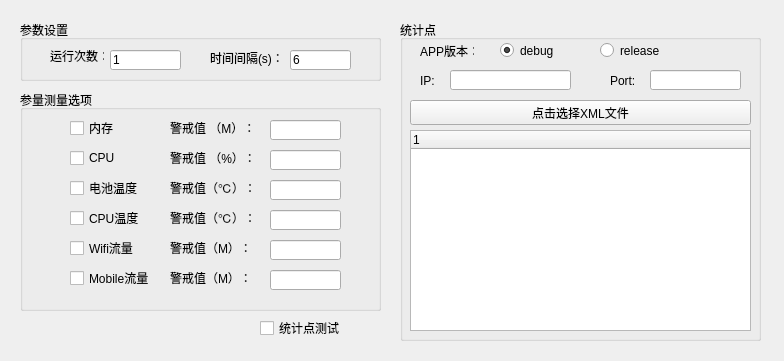
The window that src/princekin/ui/setting/replaysetup.ui (chorushe/princekin) describes before a commit, drawn with Qt 5.
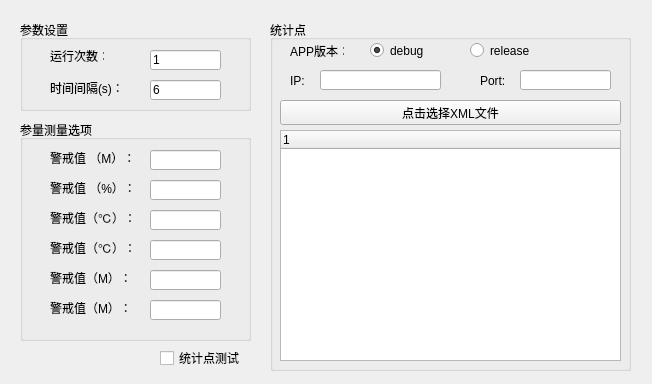
The same window after the commit.

Diff of the .ui file:
```diff
--- a/src/princekin/ui/setting/replaysetup.ui
+++ b/src/princekin/ui/setting/replaysetup.ui
@@ -6,8 +6,8 @@
    <rect>
     <x>0</x>
     <y>0</y>
-    <width>784</width>
-    <height>361</height>
+    <width>652</width>
+    <height>384</height>
    </rect>
   </property>
   <property name="windowTitle">
@@ -17,31 +17,18 @@
    <property name="geometry">
     <rect>
      <x>20</x>
-     <y>90</y>
-     <width>361</width>
+     <y>120</y>
+     <width>231</width>
      <height>221</height>
     </rect>
    </property>
    <property name="title">
     <string>参量测量选项</string>
    </property>
-   <widget class="QCheckBox" name="memCBtn">
-    <property name="geometry">
-     <rect>
-      <x>50</x>
-      <y>30</y>
-      <width>61</width>
-      <height>16</height>
-     </rect>
-    </property>
-    <property name="text">
-     <string>内存</string>
-    </property>
-   </widget>
    <widget class="QLabel" name="label_3">
     <property name="geometry">
      <rect>
-      <x>150</x>
+      <x>30</x>
       <y>30</y>
       <width>81</width>
       <height>16</height>
@@ -54,7 +41,7 @@
    <widget class="QLineEdit" name="memLineEdit">
     <property name="geometry">
      <rect>
-      <x>250</x>
+      <x>130</x>
       <y>30</y>
       <width>71</width>
       <height>20</height>
@@ -64,30 +51,17 @@
    <widget class="QLineEdit" name="cpuLineEdit">
     <property name="geometry">
      <rect>
-      <x>250</x>
+      <x>130</x>
       <y>60</y>
       <width>71</width>
       <height>20</height>
      </rect>
     </property>
    </widget>
-   <widget class="QCheckBox" name="cpuCBtn">
-    <property name="geometry">
-     <rect>
-      <x>50</x>
-      <y>60</y>
-      <width>61</width>
-      <height>16</height>
-     </rect>
-    </property>
-    <property name="text">
-     <string>CPU</string>
-    </property>
-   </widget>
    <widget class="QLabel" name="label_4">
     <property name="geometry">
      <rect>
-      <x>150</x>
+      <x>30</x>
       <y>60</y>
       <width>81</width>
       <height>16</height>
@@ -100,30 +74,17 @@
    <widget class="QLineEdit" name="batteryLineEdit">
     <property name="geometry">
      <rect>
-      <x>250</x>
+      <x>130</x>
       <y>90</y>
       <width>71</width>
       <height>20</height>
      </rect>
     </property>
    </widget>
-   <widget class="QCheckBox" name="batteryCBtn">
-    <property name="geometry">
-     <rect>
-      <x>50</x>
-      <y>90</y>
-      <width>71</width>
-      <height>16</height>
-     </rect>
-    </property>
-    <property name="text">
-     <string>电池温度</string>
-    </property>
-   </widget>
    <widget class="QLabel" name="label_5">
     <property name="geometry">
      <rect>
-      <x>150</x>
+      <x>30</x>
       <y>90</y>
       <width>81</width>
       <height>16</height>
@@ -136,30 +97,17 @@
    <widget class="QLineEdit" name="cpuTempLineEdit">
     <property name="geometry">
      <rect>
-      <x>250</x>
+      <x>130</x>
       <y>120</y>
       <width>71</width>
       <height>20</height>
      </rect>
     </property>
    </widget>
-   <widget class="QCheckBox" name="cpuTempCBtn">
-    <property name="geometry">
-     <rect>
-      <x>50</x>
-      <y>120</y>
-      <width>71</width>
-      <height>16</height>
-     </rect>
-    </property>
-    <property name="text">
-     <string>CPU温度</string>
-    </property>
-   </widget>
    <widget class="QLabel" name="label_6">
     <property name="geometry">
      <rect>
-      <x>150</x>
+      <x>30</x>
       <y>120</y>
       <width>81</width>
       <height>16</height>
@@ -172,7 +120,7 @@
    <widget class="QLabel" name="wifiLabel">
     <property name="geometry">
      <rect>
-      <x>150</x>
+      <x>30</x>
       <y>150</y>
       <width>81</width>
       <height>16</height>
@@ -185,30 +133,17 @@
    <widget class="QLineEdit" name="mobileLineEdit">
     <property name="geometry">
      <rect>
-      <x>250</x>
+      <x>130</x>
       <y>180</y>
       <width>71</width>
       <height>20</height>
      </rect>
     </property>
    </widget>
-   <widget class="QCheckBox" name="wifiCBtn">
-    <property name="geometry">
-     <rect>
-      <x>50</x>
-      <y>150</y>
-      <width>71</width>
-      <height>16</height>
-     </rect>
-    </property>
-    <property name="text">
-     <string>Wifi流量</string>
-    </property>
-   </widget>
    <widget class="QLabel" name="mobileLabel">
     <property name="geometry">
      <rect>
-      <x>150</x>
+      <x>30</x>
       <y>180</y>
       <width>81</width>
       <height>16</height>
@@ -221,34 +156,21 @@
    <widget class="QLineEdit" name="wifiLineEdit">
     <property name="geometry">
      <rect>
-      <x>250</x>
+      <x>130</x>
       <y>150</y>
       <width>71</width>
       <height>20</height>
      </rect>
     </property>
    </widget>
-   <widget class="QCheckBox" name="mobileCBtn">
-    <property name="geometry">
-     <rect>
-      <x>50</x>
-      <y>180</y>
-      <width>81</width>
-      <height>16</height>
-     </rect>
-    </property>
-    <property name="text">
-     <string>Mobile流量</string>
-    </property>
-   </widget>
   </widget>
   <widget class="QGroupBox" name="groupBox">
    <property name="geometry">
     <rect>
      <x>20</x>
      <y>20</y>
-     <width>361</width>
-     <height>61</height>
+     <width>231</width>
+     <height>91</height>
     </rect>
    </property>
    <property name="title">
@@ -270,8 +192,8 @@
    <widget class="QLabel" name="label_2">
     <property name="geometry">
      <rect>
-      <x>190</x>
-      <y>30</y>
+      <x>30</x>
+      <y>60</y>
       <width>71</width>
       <height>16</height>
      </rect>
@@ -283,7 +205,7 @@
    <widget class="QLineEdit" name="timesLineEdit">
     <property name="geometry">
      <rect>
-      <x>90</x>
+      <x>130</x>
       <y>30</y>
       <width>71</width>
       <height>20</height>
@@ -296,9 +218,9 @@
    <widget class="QLineEdit" name="intervalLineEdit">
     <property name="geometry">
      <rect>
-      <x>270</x>
-      <y>30</y>
-      <width>61</width>
+      <x>130</x>
+      <y>60</y>
+      <width>71</width>
       <height>20</height>
      </rect>
     </property>
@@ -310,10 +232,10 @@
   <widget class="QGroupBox" name="groupBox_5">
    <property name="geometry">
     <rect>
-     <x>400</x>
+     <x>270</x>
      <y>20</y>
      <width>361</width>
-     <height>321</height>
+     <height>351</height>
     </rect>
    </property>
    <property name="title">
@@ -413,7 +335,7 @@
       <x>10</x>
       <y>110</y>
       <width>341</width>
-      <height>201</height>
+      <height>231</height>
      </rect>
     </property>
     <column>
@@ -439,9 +361,9 @@
   <widget class="QCheckBox" name="statCBox">
    <property name="geometry">
     <rect>
-     <x>260</x>
-     <y>320</y>
-     <width>101</width>
+     <x>160</x>
+     <y>350</y>
+     <width>91</width>
      <height>16</height>
     </rect>
    </property>
```
